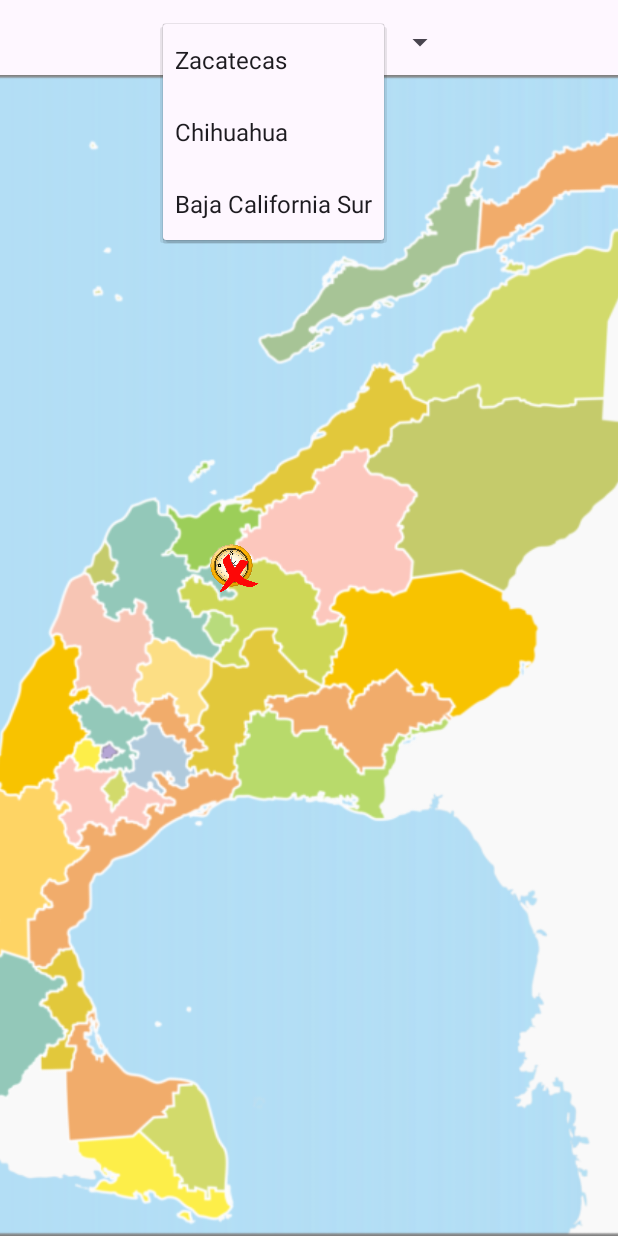
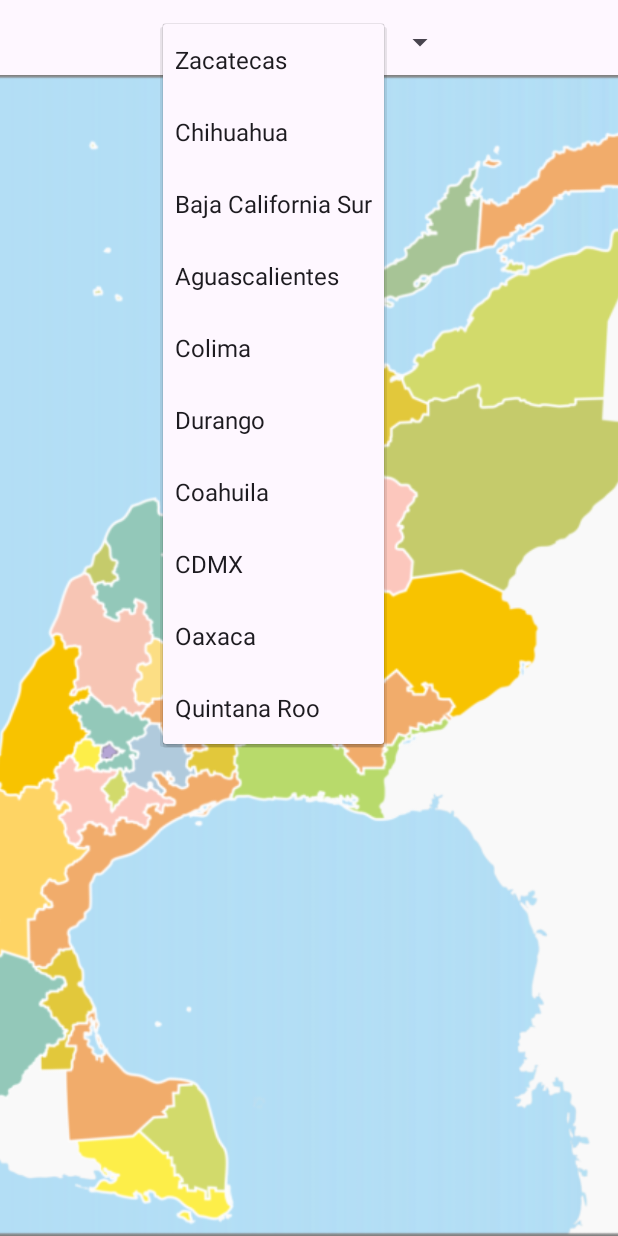
Before and after one commit to KevindeJesusUAA/ProyectoFinalGeoterra, an Android app: the estadosMexico screen opened directly, with no data from a screen before it, after a tap on "Zacatecas", on a phone screen of 412 x 824 dp. Run offline under Robolectric (Android 15) with nearby library versions, the phone set to English and light mode, and no system bars.

Commit message:
Agregué más estados al juego de los estados de México y animaciones

```diff
--- a/app/src/main/java/uaa/mx/proyectofinalgeoterra/estadosMexico.java
+++ b/app/src/main/java/uaa/mx/proyectofinalgeoterra/estadosMexico.java
@@ -1,5 +1,6 @@
 package uaa.mx.proyectofinalgeoterra;
 
+        import android.animation.ObjectAnimator;
         import android.annotation.SuppressLint;
         import android.graphics.Point;
         import android.hardware.Sensor;
@@ -22,7 +23,13 @@ import android.widget.TextView;
         import androidx.appcompat.app.AppCompatActivity;
         import androidx.constraintlayout.widget.ConstraintLayout;
 
+        import java.util.Arrays;
         import java.util.List;
+
+        import android.animation.ObjectAnimator;
+        import android.view.animation.DecelerateInterpolator;
+
+        import android.graphics.drawable.AnimationDrawable;
 
 public class estadosMexico extends AppCompatActivity implements SensorEventListener {
     private ImageView flecha;
@@ -43,20 +50,25 @@ public class estadosMexico extends AppCompatActivity implements SensorEventListe
     private static float CENTRO_X; // Posición x del centro de la pantalla
     private static float CENTRO_Y; // Posición y del centro de la pantalla
     private boolean pelotaEnCentro = false;
-
-    private float nuevaPelotaPosX;
-    private float nuevaPelotaPosY;
     private int selectedItemPosition = 0;
-    private boolean[] itemUsado = {false, false, false};
+    private boolean[] itemUsado = new boolean[10];
     private boolean pelotaMovimiento = false;
 
     private MediaPlayer mediaPlayer; // Variable para el reproductor de música
+
+    private ObjectAnimator scaleAnimator;
+    private ObjectAnimator rotateAnimator;
+
+    private ImageView animacionImageView;
+    private AnimationDrawable animacionPelota;
 
     @SuppressLint("MissingInflatedId")
     @Override
     protected void onCreate(Bundle savedInstanceState) {
         super.onCreate(savedInstanceState);
         setContentView(R.layout.estados_mexico);
+
+        Arrays.fill(itemUsado, false);
 
         pelota=findViewById(R.id.brujula);
         nuevaPelota = new ImageView(this);
@@ -141,6 +153,20 @@ public class estadosMexico extends AppCompatActivity implements SensorEventListe
 
         sensorManager=(SensorManager) getSystemService(SENSOR_SERVICE);
         gravedad = sensorManager.getDefaultSensor(Sensor.TYPE_GRAVITY);
+
+        // Inicializa los animadores de escala y rotación
+        scaleAnimator = ObjectAnimator.ofFloat(pelota, "scaleX", 1f, 1.5f, 1f);
+        scaleAnimator.setDuration(500);  // Duración de la animación en milisegundos
+        scaleAnimator.setInterpolator(new DecelerateInterpolator());  // Interpolador para una animación de desaceleración
+
+        rotateAnimator = ObjectAnimator.ofFloat(pelota, "rotation", 0f, 360f);
+        rotateAnimator.setDuration(500);  // Duración de la animación en milisegundos
+        rotateAnimator.setInterpolator(new DecelerateInterpolator());  // Interpolador para una animación de desaceleración
+
+        animacionImageView = findViewById(R.id.animacionImageView);
+        animacionPelota = (AnimationDrawable) getResources().getDrawable(R.drawable.animacion_bien);
+
+
     }
 
     // Método para inicializar las variables CENTRO_X, CENTRO_Y y las posiciones iniciales de la flecha
@@ -164,25 +190,57 @@ public class estadosMexico extends AppCompatActivity implements SensorEventListe
                 flecha.setX(CENTRO_X-50);
                 flecha.setY(CENTRO_Y-50);
                 break;
+            case 3:
+                CENTRO_X = screanw / 2-160;
+                CENTRO_Y = screanh / 2+20;
+                flecha.setX(CENTRO_X-50);
+                flecha.setY(CENTRO_Y-50);
+                break;
+            case 4:
+                CENTRO_X = screanw / 2 - 360;
+                CENTRO_Y = screanh / 2 - 100;
+                flecha.setX(CENTRO_X - 50);
+                flecha.setY(CENTRO_Y - 50);
+                break;
+            case 5:
+                CENTRO_X = screanw / 2 + 20;
+                CENTRO_Y = screanh / 2 - 150;
+                flecha.setX(CENTRO_X - 50);
+                flecha.setY(CENTRO_Y - 50);
+                break;
+            case 6:
+                CENTRO_X = screanw / 2 + 200;
+                CENTRO_Y = screanh / 2 + 30;
+                flecha.setX(CENTRO_X - 50);
+                flecha.setY(CENTRO_Y - 50);
+                break;
+            case 7:
+                CENTRO_X = screanw / 2 - 360;
+                CENTRO_Y = screanh / 2 + 230;
+                flecha.setX(CENTRO_X - 50);
+                flecha.setY(CENTRO_Y - 50);
+                break;
+            case 8:
+                CENTRO_X = screanw / 2 - 500;
+                CENTRO_Y = screanh / 2 + 450;
+                flecha.setX(CENTRO_X - 50);
+                flecha.setY(CENTRO_Y - 50);
+                break;
+            case 9:
+                CENTRO_X = screanw / 2 - 310;
+                CENTRO_Y = screanh / 2 + 975;
+                flecha.setX(CENTRO_X - 50);
+                flecha.setY(CENTRO_Y - 50);
+                break;
         }
     }
 
     // Método para ajustar la posición de la pelota según el elemento seleccionado
     private void ajustarPosicionPelotaSegunElemento() {
-        if (selectedItemPosition == 0) {
-            // Ajusta la posición de la pelota para el primer elemento
-            pelota.setX(CENTRO_X - 50);
-            pelota.setY(CENTRO_Y - 50);
-        } else if (selectedItemPosition == 1) {
-            // Ajusta la posición de la pelota para el segundo elemento
-            pelota.setX(CENTRO_X - 50);
-            pelota.setY(CENTRO_Y - 50);
-        } else if (selectedItemPosition == 2) {
-            // Ajusta la posición de la pelota para el segundo elemento
+        if (selectedItemPosition >= 0 && selectedItemPosition < 10) {
             pelota.setX(CENTRO_X - 50);
             pelota.setY(CENTRO_Y - 50);
         }
-        // Añade más casos según sea necesario para otros elementos
     }
 
     /*@Override
@@ -231,6 +289,14 @@ public class estadosMexico extends AppCompatActivity implements SensorEventListe
                 }
             }
 
+            if (pelotaMovimiento) {
+                // Oculta animacionImageView cuando la pelota está en movimiento
+                animacionImageView.setVisibility(View.GONE);
+            } else {
+                // Muestra animacionImageView cuando la pelota se detiene
+                animacionImageView.setVisibility(View.VISIBLE);
+            }
+
             if (Math.abs(posX + pelota.getWidth() / 2 - CENTRO_X) < 15 && Math.abs(posY + pelota.getHeight() / 2 - CENTRO_Y) < 15) {
                 pelotaEnCentro = true;
                 flecha.setVisibility(View.GONE);
@@ -246,6 +312,22 @@ public class estadosMexico extends AppCompatActivity implements SensorEventListe
 
                     // Iniciar la reproducción de música de fondo
                     mediaPlayer.start();
+                }
+
+                // Iniciar las animaciones de escala y rotación cuando la pelota se detiene
+                if (scaleAnimator != null && !scaleAnimator.isRunning()) {
+                    scaleAnimator.start();
+                }
+
+                if (rotateAnimator != null && !rotateAnimator.isRunning()) {
+                    rotateAnimator.start();
+                }
+
+                // Iniciar la animación en la segunda ImageView
+                if (animacionPelota != null) {
+                    animacionImageView.setVisibility(View.VISIBLE);
+                    animacionImageView.setImageDrawable(animacionPelota);
+                    animacionPelota.start();
                 }
             }
         }
--- /dev/null
+++ b/app/src/main/res/drawable/animacion_bien.xml
@@ -0,0 +1,6 @@
+<?xml version="1.0" encoding="utf-8"?>
+<animation-list xmlns:android="http://schemas.android.com/apk/res/android"
+    android:oneshot="false">
+    <item android:drawable="@drawable/emoji" android:duration="800" />
+    <item android:drawable="@drawable/very" android:duration="800" />
+</animation-list>
--- a/app/src/main/res/layout/estados_mexico.xml
+++ b/app/src/main/res/layout/estados_mexico.xml
@@ -44,4 +44,16 @@
         android:layout_height="40dp"
         android:src="@drawable/tacha"
         android:visibility="gone"/>
+
+    <ImageView
+        android:id="@+id/animacionImageView"
+        android:layout_width="100sp"
+        android:layout_height="100sp"
+        android:visibility="invisible"
+        app:layout_constraintBottom_toBottomOf="parent"
+        app:layout_constraintEnd_toEndOf="parent"
+        app:layout_constraintHorizontal_bias="0.093"
+        app:layout_constraintStart_toStartOf="parent"
+        app:layout_constraintTop_toTopOf="parent"
+        app:layout_constraintVertical_bias="0.133" />
 </androidx.constraintlayout.widget.ConstraintLayout>
--- a/app/src/main/res/values/strings.xml
+++ b/app/src/main/res/values/strings.xml
@@ -5,5 +5,12 @@
         <item>Zacatecas</item>
         <item>Chihuahua</item>
         <item>Baja California Sur</item>
+        <item>Aguascalientes</item>
+        <item>Colima</item>
+        <item>Durango</item>
+        <item>Coahuila</item>
+        <item>CDMX</item>
+        <item>Oaxaca</item>
+        <item>Quintana Roo</item>
     </string-array>
 </resources>
```
Also changed, not shown: app/src/main/res/drawable/emoji.png (added), app/src/main/res/drawable/very.png (added). Lines whose indentation alone changed are shown as unchanged.
